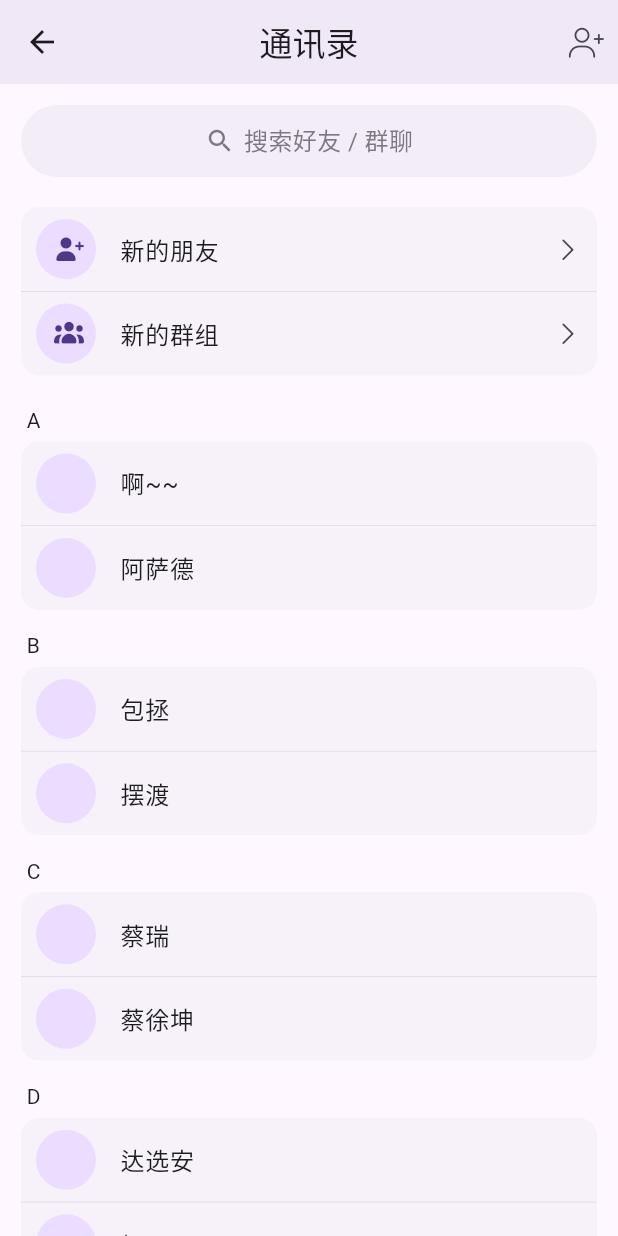
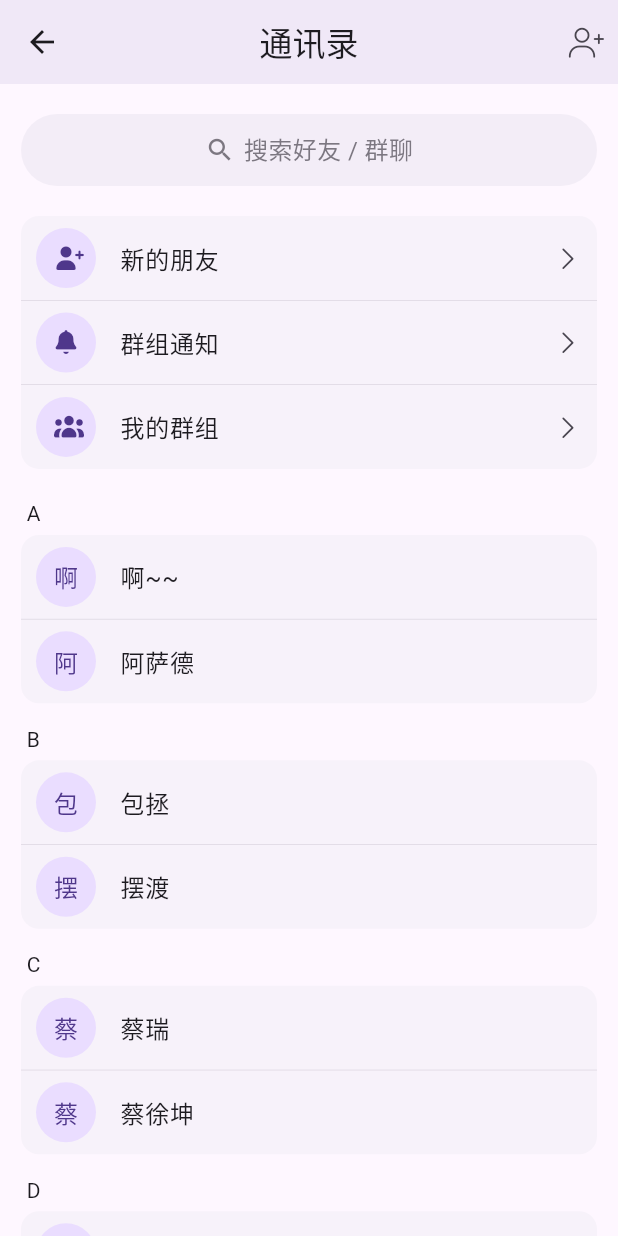
Before and after one commit to gswy/mobile, a Flutter app: the MatePage screen opened directly, on a phone screen of 412 x 824 dp. Run offline on Flutter 3.47's test engine with Material 3 defaults, Android fonts, the phone set to English and light mode, and no system bars; drawn by our look-alikes of toastification; our stand-ins replace device_info_plus, dio, extended_image, get, hive_ce, hive_ce_flutter and 3 more; accounts and stored records are empty.

Commit message:
修改按钮样式

```diff
--- a/lib/cores/utils/icon_util.dart
+++ b/lib/cores/utils/icon_util.dart
@@ -146,6 +146,9 @@ class IconUtil {
   static const IconData usersFull = IconData(0xf234, fontFamily: _iconFull);
 
   /// 群组通知
+  static const IconData bellsFull = IconData(0xf0f3, fontFamily: _iconFull);
+
+  /// 我的群组
   static const IconData teamsFull = IconData(0xf0c0, fontFamily: _iconFull);
 
 }
--- a/lib/ctrls/main/home_ctrl.dart
+++ b/lib/ctrls/main/home_ctrl.dart
@@ -110,7 +110,13 @@ class HomeCtrl extends BaseCtrl {
     ),
     MateMenu(
       num: 0,
-      name: '新的群组',
+      name: '群组通知',
+      icon: IconUtil.bellsFull,
+      route: MainRoute.bindNews,
+    ),
+    MateMenu(
+      num: 0,
+      name: '我的群组',
       icon: IconUtil.teamsFull,
       route: MainRoute.bindNews,
     ),
--- a/lib/pages/main/home/home_page.dart
+++ b/lib/pages/main/home/home_page.dart
@@ -29,9 +29,9 @@ class HomePage extends BaseView<HomeCtrl> {
                     : Icon(controller.pages[i].line, size: 22),
                 activeIcon: controller.pages[i].num > 0
                     ? Badge(
-                  label: Text('${controller.pages[i].num.value}'),
-                  child: Icon(controller.pages[i].full, size: 22),
-                )
+                        label: Text('${controller.pages[i].num.value}'),
+                        child: Icon(controller.pages[i].full, size: 22),
+                      )
                     : Icon(controller.pages[i].full, size: 22),
                 label: controller.pages[i].name,
               ),
--- a/lib/pages/main/home/mate_page.dart
+++ b/lib/pages/main/home/mate_page.dart
@@ -28,7 +28,7 @@ class MatePage extends BaseView<HomeCtrl> {
         ],
       ),
       body: ListView(
-        padding: EdgeInsets.all(14),
+        padding: EdgeInsets.symmetric(vertical: 20, horizontal: 14),
         children: [_find(context), _menu(context), _mate(context)],
       ),
     );
@@ -117,7 +117,8 @@ class MatePage extends BaseView<HomeCtrl> {
     return Obx(
       () => Column(
         children: controller.mateList
-          .map((it) => Column(
+            .map(
+              (it) => Column(
                 crossAxisAlignment: CrossAxisAlignment.start,
                 spacing: 4,
                 children: [
@@ -125,7 +126,12 @@ class MatePage extends BaseView<HomeCtrl> {
                   Card(
                     elevation: 0,
                     clipBehavior: Clip.antiAlias,
-                margin: EdgeInsets.only(top: 0, left: 0, right: 0, bottom: 14),
+                    margin: EdgeInsets.only(
+                      top: 0,
+                      left: 0,
+                      right: 0,
+                      bottom: 14,
+                    ),
                     child: Column(
                       children: [
                         for (var i = 0; i < it.lists.length; i++) ...[
@@ -134,10 +140,15 @@ class MatePage extends BaseView<HomeCtrl> {
                               vertical: 0,
                               horizontal: 10,
                             ),
-                        leading: CircleAvatar(),
+                            leading: CircleAvatar(
+                              child: Text(it.lists[i].nickname.characters.first),
+                            ),
                             title: Text(it.lists[i].nickname),
                             onTap: () {
-                          Get.toNamed(MainRoute.infoMate, arguments: {'id': it.lists[i].id});
+                              Get.toNamed(
+                                MainRoute.infoMate,
+                                arguments: {'id': it.lists[i].id},
+                              );
                             },
                           ),
                           if (i != it.lists.length - 1)
```
Also changed, not shown: lib/bases/base_them.dart (+39 -14 lines), lib/pages/main/bind/bind_form_page.dart (+3 -10 lines). Lines whose indentation alone changed are shown as unchanged.
